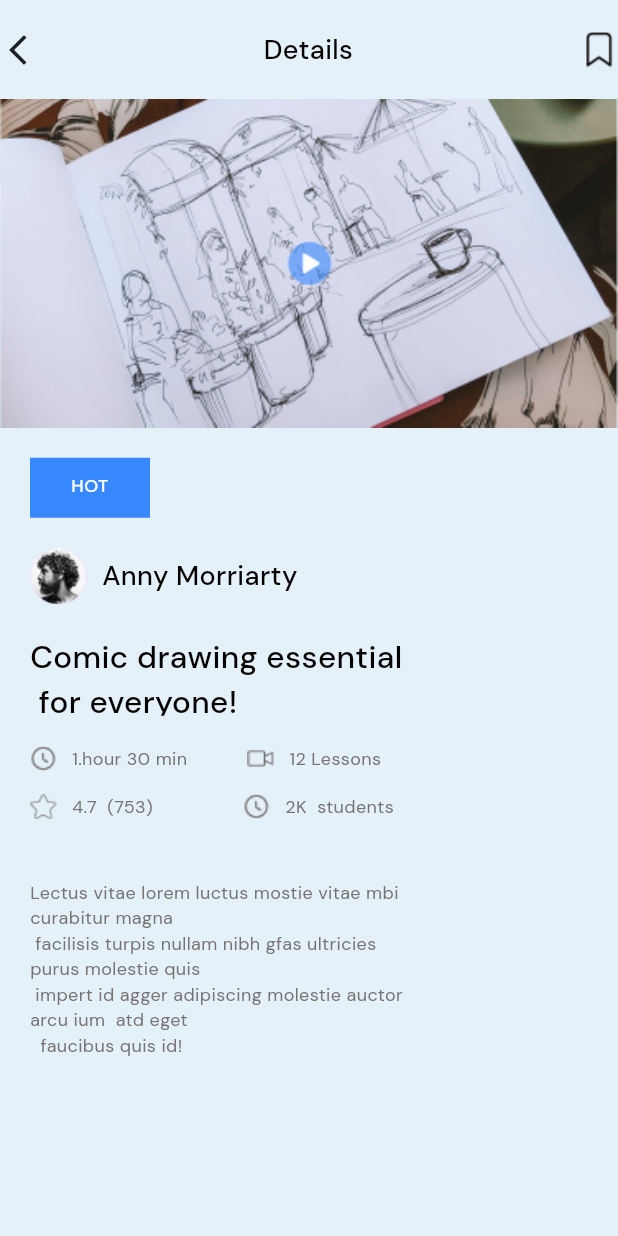
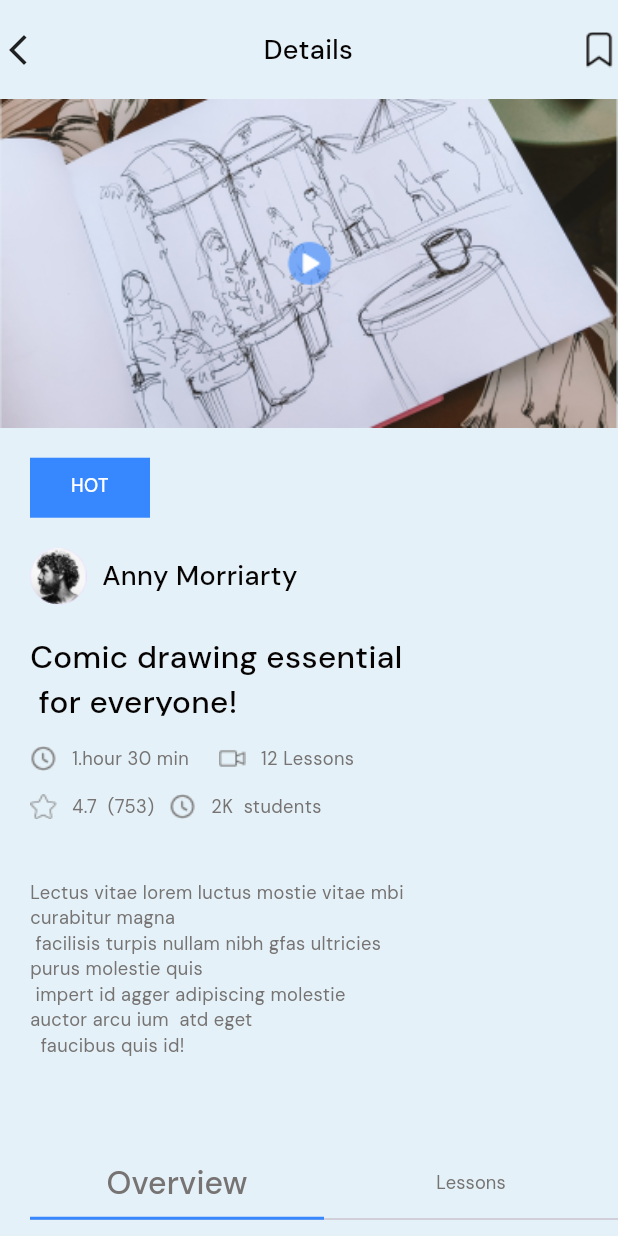
Before and after one commit to Tawasoulmohamedkhair/e_learning_app, a Flutter app: the screen it shows after launch, scrolled down 131 dp, after a tap on "Back to home", on a phone screen of 412 x 824 dp. Run offline on Flutter 3.47's test engine with Material 3 defaults, Android fonts, the phone set to English and light mode, and no system bars; our stand-ins replace flutter_custom_clippers, flutter_screenutil, flutter_time_picker_spinner, google_fonts, step_progress_indicator; missing offline and left inert: animated_horizontal_calendar.

Commit message:
modefied in the file of detailes_of_video

```diff
--- a/lib/main.dart
+++ b/lib/main.dart
@@ -1,6 +1,8 @@
+import 'package:e_learning_app/views/Home/Ui/reminder_screen.dart';
 import 'package:e_learning_app/views/coursepage/UI/tracking_order_screen.dart';
 
 import 'package:flutter/material.dart';
+import 'package:flutter_screenutil/flutter_screenutil.dart';
 
 void main() {
   runApp(const MyApp());
@@ -12,14 +14,20 @@ class MyApp extends StatelessWidget {
   // This widget is the root of your application.
   @override
   Widget build(BuildContext context) {
-    return MaterialApp(
-      debugShowCheckedModeBanner: false,
-      title: 'ELearning App',
-      theme: ThemeData(
-        useMaterial3: true,
+    return ScreenUtilInit(
+      designSize: const Size(300, 812),
+      minTextAdapt: true,
+      splitScreenMode: true,
+      builder: (context, child) => MaterialApp(
+        debugShowCheckedModeBanner: false,
+        title: 'ELearning App',
+        theme: ThemeData(
+          useMaterial3: true,
         ),
-        home: TrackongOrderScreen()
-
-      );
+        home: child,
+      ),
+      child: TrackongOrderScreen(),
+      // child: Learning_Reminder_Screen(),
+    );
   }
 }
--- a/lib/views/Home/Ui/reminder_screen.dart
+++ b/lib/views/Home/Ui/reminder_screen.dart
@@ -19,6 +19,7 @@ class Learning_Reminder_Screen extends StatelessWidget {
         ),
         body: SafeArea(
           child: SingleChildScrollView(
+            scrollDirection: Axis.vertical,
             child: Container(
               padding: const EdgeInsets.only(right: 30, left: 20),
               width: width,
--- a/lib/views/coursepage/UI/course_detials.dart
+++ b/lib/views/coursepage/UI/course_detials.dart
@@ -13,22 +13,24 @@
   Widget build(BuildContext context) {
     return Scaffold(
       backgroundColor: lavender,
-      body: ListView.builder(
-          itemCount: 1,
-          shrinkWrap: true,
-          scrollDirection: Axis.vertical,
-          itemBuilder: (context, index) {
-            return Column(
+        body: SafeArea(
+          child: SingleChildScrollView(
+            scrollDirection: Axis.vertical,
+            child: Column(
               children: [
                 Detailesofvideos(),
+                const SizedBox(height: 60),
+
                 overviewscreen(),
                 const SizedBox(height: 20),
                 feedbackscreen(),
                 projectscreen(),
                 Comments(),
               ],
-            );
-          }),
+            ),
+          ),
+        )
+
     );
   }
 }
--- a/lib/views/coursepage/UI/tracking_order_screen.dart
+++ b/lib/views/coursepage/UI/tracking_order_screen.dart
@@ -35,7 +35,7 @@ class _TrackongOrderScreenState extends State<TrackongOrderScreen> {
                         width: 24, height: 15, 'assets/images/Path.png'),
                   ),
                   const SizedBox(
-                    width: 40,
+                    width: 20,
                   ),
                   Text(
                     'Tracking Order',
@@ -71,7 +71,7 @@ class _TrackongOrderScreenState extends State<TrackongOrderScreen> {
                     ),
                     Container(
                       padding: const EdgeInsets.only(left: 5),
-                      width: 155,
+                      width: 200,
                       height: 29,
                       decoration: BoxDecoration(
                           color: Colors.white,
@@ -80,7 +80,7 @@ class _TrackongOrderScreenState extends State<TrackongOrderScreen> {
                         children: [
                           Image.asset('assets/images/clock.png'),
                           const SizedBox(
-                            width: 10,
+                            width: 2,
                           ),
                           Text(
                             'Sat 13- Tue 16 Mar',
--- a/lib/views/coursepage/widget/feedback/feedback.dart
+++ b/lib/views/coursepage/widget/feedback/feedback.dart
@@ -12,6 +12,8 @@ Widget feedbackscreen() {
     color: lavender,
     child: SingleChildScrollView(
       scrollDirection: Axis.vertical,
+      child: Container(
+        height: 550,
         child: Column(
           mainAxisAlignment: MainAxisAlignment.start,
           crossAxisAlignment: CrossAxisAlignment.start,
@@ -87,5 +89,6 @@ Widget feedbackscreen() {
           ],
         ),
       ),
+    ),
   );
 }
--- a/lib/views/coursepage/widget/overview/overview_page.dart
+++ b/lib/views/coursepage/widget/overview/overview_page.dart
@@ -10,8 +10,8 @@ Widget overviewscreen() {
     color: lavender,
     child: DefaultTabController(
       length: 2,
-      child: SingleChildScrollView(
-        padding: const EdgeInsets.only(left: 30),
+      child: Container(
+        padding: EdgeInsets.only(left: 20),
         child: Column(
           mainAxisAlignment: MainAxisAlignment.start,
           crossAxisAlignment: CrossAxisAlignment.start,
--- a/lib/views/coursepage/widget/project/project.dart
+++ b/lib/views/coursepage/widget/project/project.dart
@@ -7,6 +7,7 @@ Widget projectscreen() {
     child: SingleChildScrollView(
       child: Container(
         color: lavender,
+        height: 500,
         padding: const EdgeInsets.only(left: 20, right: 20),
         child: Column(
           children: [
--- a/lib/views/coursepage/widget/videos/detailes_of_video.dart
+++ b/lib/views/coursepage/widget/videos/detailes_of_video.dart
@@ -11,7 +11,7 @@ Widget Detailesofvideos() {
       color: lavender,
       child: Container(
         padding: const EdgeInsets.only(top: 20),
-        width: 700,
+        width: 448,
         child: Column(
             mainAxisAlignment: MainAxisAlignment.start,
             crossAxisAlignment: CrossAxisAlignment.start,
@@ -46,9 +46,7 @@ Widget Detailesofvideos() {
                   ),
                   color: lavender,
                   width: 270,
-                  height: 800,
-                  child: SingleChildScrollView(
-                      child: Column(
+                  child: Column(
                     mainAxisAlignment: MainAxisAlignment.start,
                     crossAxisAlignment: CrossAxisAlignment.start,
                     children: [
@@ -101,7 +99,7 @@ Widget Detailesofvideos() {
                         height: 20,
                       ),
                       Container(
-                        width: 260,
+                        width: 280,
                         child: Column(
                           children: [
                             Row(
@@ -111,7 +109,7 @@ Widget Detailesofvideos() {
                                   '1.hour 30 min',
                                 ),
                                 const SizedBox(
-                                  width: 40,
+                                  width: 20,
                                 ),
                                 subdetailes(
                                     Image.asset('assets/images/video.png'),
@@ -127,7 +125,7 @@ Widget Detailesofvideos() {
                                     Image.asset('assets/images/Frame3.png'),
                                     '4.7  (753)'),
                                 const SizedBox(
-                                  width: 60,
+                                  width: 10,
                                 ),
                                 subdetailes(
                                     Image.asset('assets/images/Frame2.png'),
@@ -145,7 +143,7 @@ Widget Detailesofvideos() {
                         style: fontsize12w400,
                       ),
                     ],
-                  )))
+                  ))
             ]),
       ),
     ),
--- a/pubspec.yaml
+++ b/pubspec.yaml
@@ -43,6 +43,7 @@ dependencies:
   intl: ^0.17.0
   animated_horizontal_calendar: ^0.0.3
   responsive_sizer: ^3.3.1
+  flutter_screenutil: ^5.9.3
 
 
 dev_dependencies:
```
Also changed, not shown: lib/Theme/fontstyle.dart (+13 -12 lines), pubspec.lock. Lines whose indentation alone changed are shown as unchanged.
